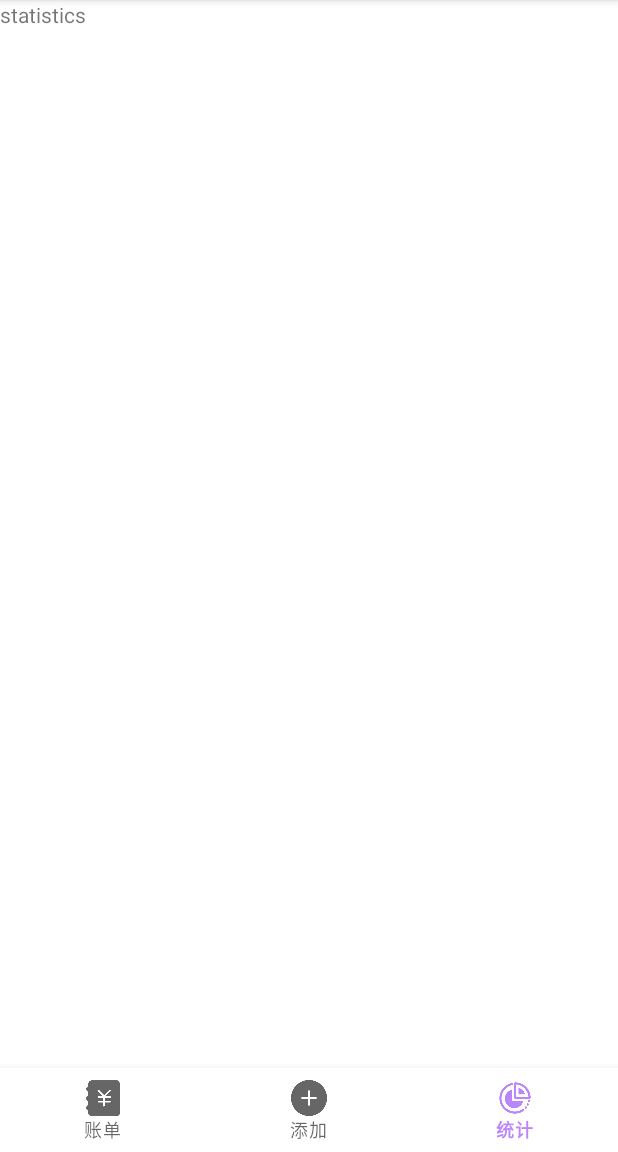
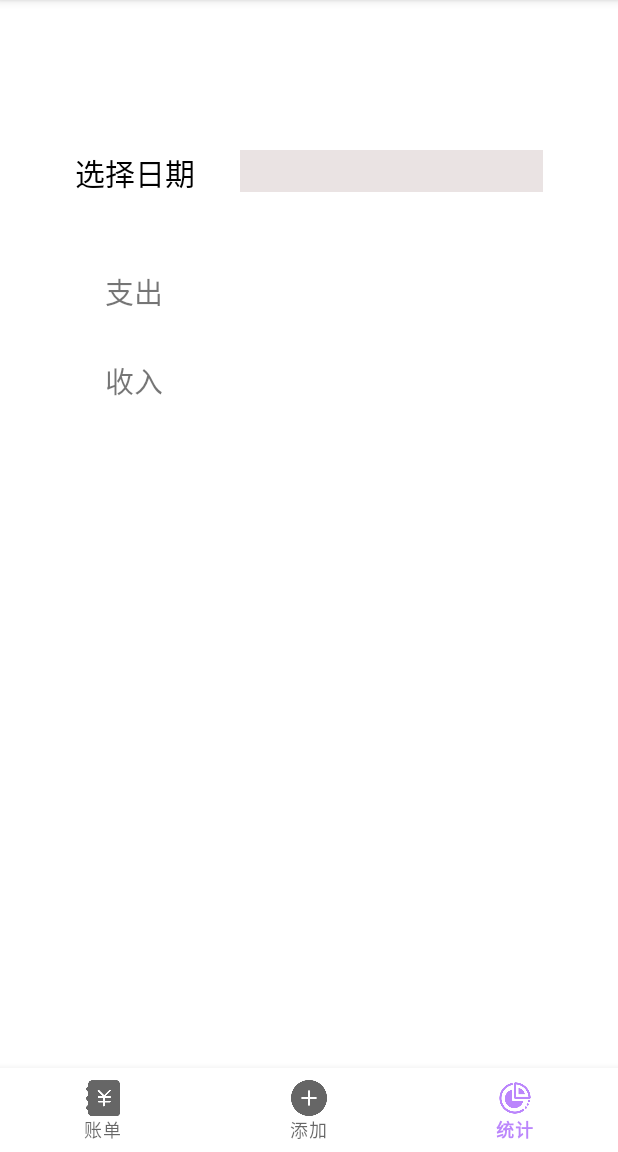
Before and after one commit to Sheaxx/Financial-Assistant, an Android app: the screen it shows after launch (MainActivity), item 3 of the bottom bar chosen, on a phone screen of 412 x 824 dp, the part 84-1236 px from its top. Run offline under Robolectric (Android 15) with nearby library versions, the phone set to English and light mode, and no system bars.

Commit message:
账单+统计界面

```diff
--- a/app/src/main/java/com/example/financial_assistant/StatisticsFragment.java
+++ b/app/src/main/java/com/example/financial_assistant/StatisticsFragment.java
@@ -1,18 +1,65 @@
 package com.example.financial_assistant;
 
+import android.app.AlertDialog;
+import android.content.Context;
+import android.content.DialogInterface;
 import android.os.Bundle;
 import android.view.LayoutInflater;
 import android.view.View;
 import android.view.ViewGroup;
+import android.widget.Button;
+import android.widget.DatePicker;
+import android.widget.TextView;
 
 import androidx.annotation.NonNull;
 import androidx.annotation.Nullable;
 import androidx.fragment.app.Fragment;
 
-public class StatisticsFragment extends Fragment {
+public class StatisticsFragment extends Fragment implements DatePicker.OnDateChangedListener {
+  private TextView tvDate;
+
+  private int year, month, day;
+  private StringBuffer date = new StringBuffer();
+  private Context context;
+
   @Nullable
   @Override
   public View onCreateView(@NonNull LayoutInflater inflater, @Nullable ViewGroup container, @Nullable Bundle savedInstanceState) {
-    return inflater.inflate(R.layout.statistics_fragment,container,false);
+    context = getActivity();
+    View statisticsLayout = inflater.inflate(R.layout.statistics_fragment,container,false);
+    tvDate = (TextView)statisticsLayout.findViewById(R.id.statistics_date);
+    tvDate.setOnClickListener(new View.OnClickListener() {
+      @Override
+      public void onClick(View v) {
+        AlertDialog.Builder builder = new AlertDialog.Builder(context);
+        builder.setPositiveButton("设置", new DialogInterface.OnClickListener() {
+          @Override
+          public void onClick(DialogInterface dialog, int which) {
+            if (date.length() > 0) { //清除上次记录的日期
+              date.delete(0, date.length());
+            }
+            tvDate.setText(date.append(String.valueOf(year)).append("年").append(String.valueOf(month + 1)).append("月").append(day).append("日"));
+            dialog.dismiss();
+          }
+        });
+        final AlertDialog dialog = builder.create();
+        View dialogView = View.inflate(context, R.layout.dialog_date, null);
+        final DatePicker datePicker = (DatePicker) dialogView.findViewById(R.id.datePicker);
+        dialog.setTitle("设置日期");
+        dialog.setView(dialogView);
+        dialog.show();
+        //初始化日期监听事件
+        datePicker.init(year, month, day, StatisticsFragment.this);
+        tvDate.setText("");
+      }
+    });
+    return statisticsLayout;
+  }
+
+  @Override
+  public void onDateChanged(DatePicker view, int year, int monthOfYear, int dayOfMonth) {
+    this.year = year;
+    this.month = monthOfYear;
+    this.day = dayOfMonth;
   }
 }
--- a/app/src/main/res/layout/bill_fragment.xml
+++ b/app/src/main/res/layout/bill_fragment.xml
@@ -6,6 +6,8 @@
   <ListView
       android:id="@+id/lv"
       android:layout_width="match_parent"
-      android:layout_height="match_parent"/>
+      android:layout_height="match_parent"
+      android:divider="@null"
+      android:layout_margin="5dp"/>
 
 </LinearLayout>
--- a/app/src/main/res/layout/statistics_fragment.xml
+++ b/app/src/main/res/layout/statistics_fragment.xml
@@ -1,11 +1,73 @@
 <?xml version="1.0" encoding="utf-8"?>
-<LinearLayout xmlns:android="http://schemas.android.com/apk/res/android"
-    android:orientation="vertical" android:layout_width="match_parent"
-    android:layout_height="match_parent">
+<RelativeLayout xmlns:android="http://schemas.android.com/apk/res/android"
+    android:layout_width="match_parent"
+    android:layout_height="match_parent"
+    android:orientation="vertical">
 
   <TextView
+      android:id="@+id/statistics_tv_date"
       android:layout_width="wrap_content"
       android:layout_height="wrap_content"
-      android:text="statistics"/>
+      android:layout_marginTop="100dp"
+      android:layout_marginLeft="50dp"
+      android:layout_marginRight="30dp"
+      android:text="选择日期"
+      android:textSize="20sp"
+      android:textColor="#000"/>
 
-</LinearLayout>
+  <TextView
+      android:id="@+id/statistics_date"
+      android:layout_width="match_parent"
+      android:layout_height="28sp"
+      android:layout_marginTop="100dp"
+      android:layout_marginRight="50dp"
+      android:gravity="center"
+      android:layout_toRightOf="@+id/statistics_tv_date"
+      android:background="#79D3C4C4"
+      android:textSize="20sp"
+      android:textColor="#000"/>
+
+  <TextView
+      android:id="@+id/statistics_tv_outgoing"
+      android:layout_width="wrap_content"
+      android:layout_height="wrap_content"
+      android:layout_below="@+id/statistics_tv_date"
+      android:layout_marginTop="50dp"
+      android:layout_marginLeft="70dp"
+      android:text="支出"
+      android:textSize="19sp"/>
+
+  <TextView
+      android:id="@+id/statistics_outgoing"
+      android:layout_width="wrap_content"
+      android:layout_height="wrap_content"
+      android:layout_toRightOf="@+id/statistics_tv_outgoing"
+      android:layout_below="@+id/statistics_tv_date"
+      android:layout_marginTop="50dp"
+      android:layout_marginLeft="30dp"
+      android:textSize="19sp"
+      android:textColor="#000"/>
+
+  <TextView
+      android:id="@+id/statistics_tv_incoming"
+      android:layout_width="wrap_content"
+      android:layout_height="wrap_content"
+      android:layout_below="@+id/statistics_tv_outgoing"
+      android:layout_marginTop="30dp"
+      android:layout_marginLeft="70dp"
+      android:text="收入"
+      android:textSize="19sp"/>
+
+  <TextView
+      android:id="@+id/statistics_incoming"
+      android:layout_width="wrap_content"
+      android:layout_height="wrap_content"
+      android:layout_toRightOf="@+id/statistics_tv_incoming"
+      android:layout_below="@+id/statistics_tv_outgoing"
+      android:layout_marginTop="30dp"
+      android:layout_marginLeft="30dp"
+      android:textSize="19sp"
+      android:textColor="#CB5E5A"/>
+
+
+</RelativeLayout>
```
Also changed, not shown: app/src/main/res/layout/list_item.xml (+36 -2 lines).
